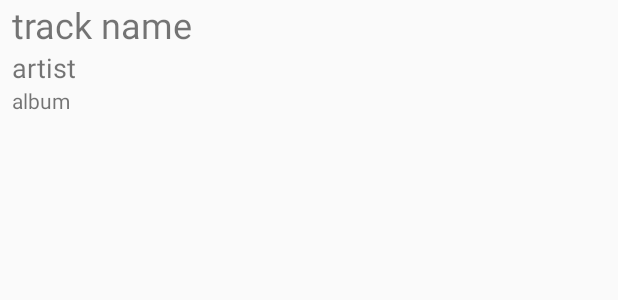
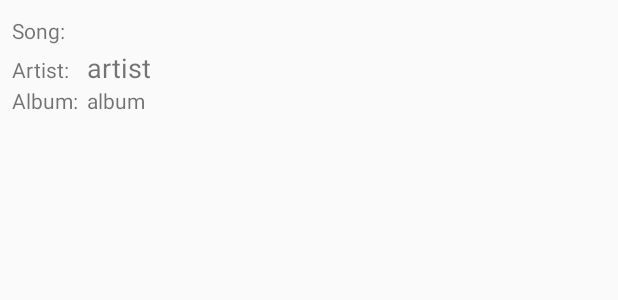
Before and after one commit to moj1987/MyNotebook, an Android app: the layout lyric_search_item.xml on its own in the app's theme, with its tools: preview values and no code run, on a phone screen of 412 x 824 dp. Shown: the top 300 px of the screen. Run offline under Robolectric (Android 15) with nearby library versions, the phone set to English and light mode, and no system bars.

```diff
--- a/app/src/main/java/com/example/englishonthego/LyricsViewerActivity.java
+++ b/app/src/main/java/com/example/englishonthego/LyricsViewerActivity.java
@@ -65,12 +65,10 @@ public class LyricsViewerActivity extends AppCompatActivity {
         fab.setOnClickListener(new View.OnClickListener() {
             @Override
             public void onClick(View view) {
-                Snackbar.make(view, "Replace with your own action", Snackbar.LENGTH_LONG)
+                Snackbar.make(view, "the lyric will be saved in future versions", Snackbar.LENGTH_LONG)
                         .setAction("Action", null).show();
             }
         });
-        getSupportActionBar().setDisplayHomeAsUpEnabled(true);
-
     }
 
     private void getLyric() {
--- a/app/src/main/java/com/example/englishonthego/networking/RetrofitManager.java
+++ b/app/src/main/java/com/example/englishonthego/networking/RetrofitManager.java
@@ -6,7 +6,7 @@ import retrofit2.Retrofit;
 import retrofit2.converter.gson.GsonConverterFactory;
 
 public class RetrofitManager {
-    final String happiBaseUrl = "https://api.happi.dev/";
+    private final String happiBaseUrl = "https://api.happi.dev/";
 
     private HappiApi happiApi = null;
 
--- a/app/src/main/res/layout/content_lyrics_viewer.xml
+++ b/app/src/main/res/layout/content_lyrics_viewer.xml
@@ -12,7 +12,6 @@
         android:id="@+id/lyric_text_view"
         android:layout_width="match_parent"
         android:layout_height="match_parent"
-        android:layout_margin="@dimen/text_margin"
-        android:text="@string/large_text" />
+        android:layout_margin="@dimen/text_margin" />
 
 </androidx.core.widget.NestedScrollView>
--- a/app/src/main/res/layout/lyric_search_item.xml
+++ b/app/src/main/res/layout/lyric_search_item.xml
@@ -1,30 +1,69 @@
 <?xml version="1.0" encoding="utf-8"?>
 <LinearLayout xmlns:android="http://schemas.android.com/apk/res/android"
+    xmlns:app="http://schemas.android.com/apk/res-auto"
     xmlns:tools="http://schemas.android.com/tools"
     android:layout_width="match_parent"
     android:layout_height="wrap_content"
-    xmlns:app="http://schemas.android.com/apk/res-auto"
+    android:orientation="vertical"
     android:paddingStart="8dp"
-    android:paddingBottom="10dp"
-    android:orientation="vertical">
+    android:paddingBottom="10dp">
+
+    <LinearLayout
+        android:layout_width="match_parent"
+        android:layout_height="wrap_content"
+        android:orientation="horizontal">
+
+        <TextView
+            android:layout_width="50dp"
+            android:layout_height="wrap_content"
+            android:maxLines="1"
+            android:text="Song: " />
 
         <TextView
             android:id="@+id/track_name"
             android:layout_width="match_parent"
             android:layout_height="wrap_content"
-        android:text="track name"
+            android:maxLines="1"
             android:textSize="24dp" />
+    </LinearLayout>
+
+    <LinearLayout
+        android:layout_width="match_parent"
+        android:layout_height="wrap_content"
+        android:orientation="horizontal">
+
+        <TextView
+            android:layout_width="50dp"
+            android:layout_height="wrap_content"
+            android:maxLines="1"
+            android:text="Artist: " />
 
         <TextView
             android:id="@+id/artist"
+            android:layout_width="wrap_content"
+            android:layout_height="wrap_content"
+            android:maxLines="1"
+            android:text="artist"
+            android:textSize="18dp" />
+    </LinearLayout>
+
+    <LinearLayout
         android:layout_width="match_parent"
         android:layout_height="wrap_content"
-        android:text="artist"
-        android:textSize="18dp"/>
+        android:orientation="horizontal">
 
         <TextView
+            android:layout_width="50dp"
+            android:layout_height="wrap_content"
+            android:maxLines="1"
+            android:text="Album: " />
+
+        <TextView
+
             android:id="@+id/album"
             android:layout_width="match_parent"
             android:layout_height="wrap_content"
+            android:maxLines="1"
             android:text="album" />
     </LinearLayout>
+</LinearLayout>
```
Also changed, not shown: app/src/main/java/com/example/englishonthego/MainActivity.java (+53 -7 lines), app/src/main/res/layout/activity_main.xml (+9 -1 lines). Lines whose indentation alone changed are shown as unchanged.
